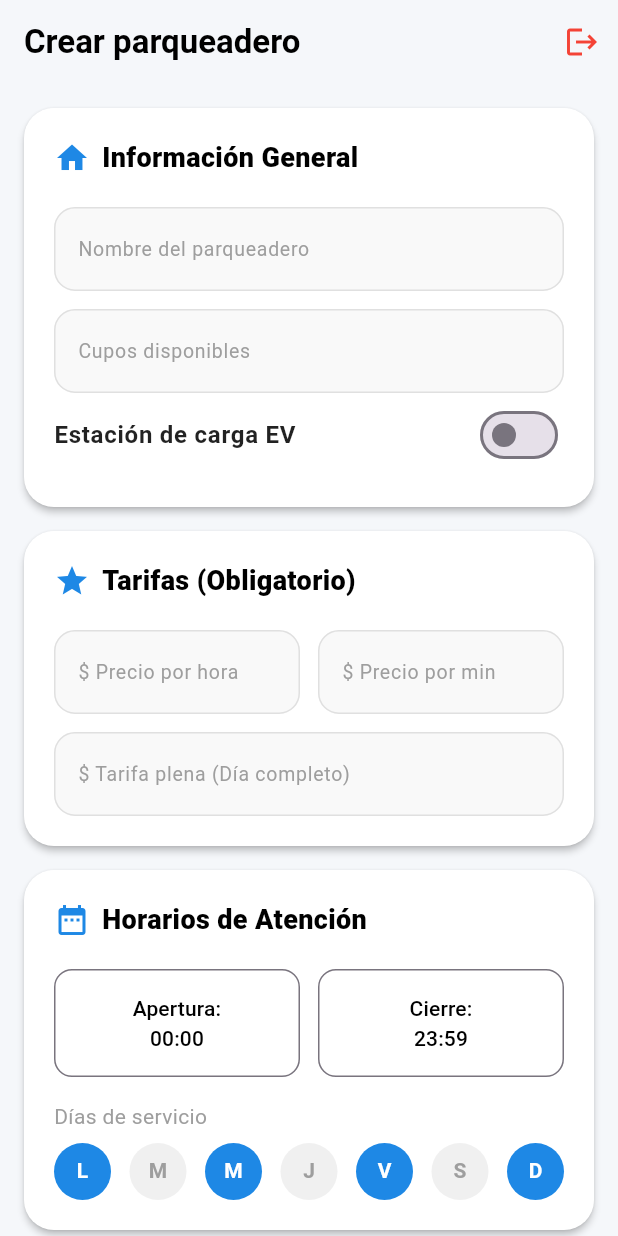
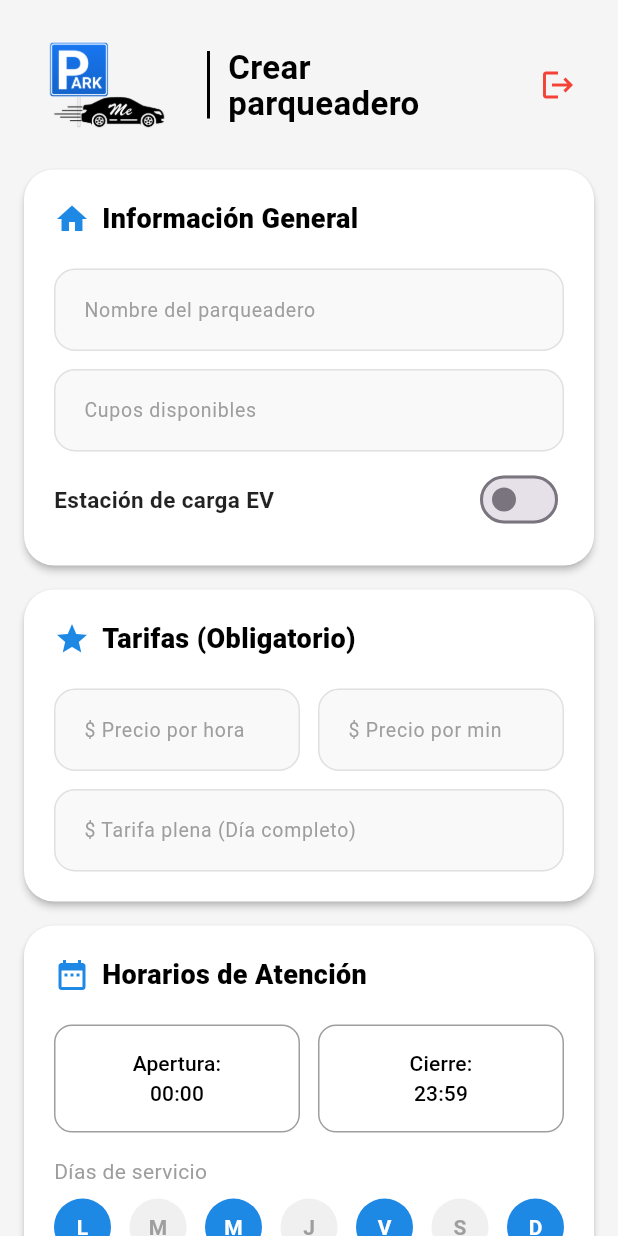
Before and after one commit to ICM2610G1/ParkMe, a Flutter app: the CreateParkingScreen screen opened directly, on a phone screen of 412 x 824 dp. Run offline on Flutter 3.47's test engine with Material 3 defaults, Android fonts, the phone set to English and light mode, and no system bars; our stand-ins replace cloud_firestore, firebase_auth, firebase_core, firebase_storage, geocoding, google_maps_flutter and 1 more; accounts and stored records are empty.

Commit message:
final bonnus part

```diff
--- a/lib/create_parking_screen.dart
+++ b/lib/create_parking_screen.dart
@@ -153,14 +153,35 @@ class _CreateParkingScreenState extends State<CreateParkingScreen> {
   @override
   Widget build(BuildContext context) {
     return Scaffold(
-      appBar: AppBar(
-        title: const Text(
-          "Crear parqueadero",
-          style: TextStyle(color: Colors.black, fontWeight: FontWeight.bold),
+      backgroundColor: const Color(0xFFF5F5F5),
+      body: SafeArea(
+        child: SingleChildScrollView(
+          padding: const EdgeInsets.symmetric(horizontal: 16.0, vertical: 24.0),
+          child: Column(
+            crossAxisAlignment: CrossAxisAlignment.start,
+            children: [
+              Row(
+                crossAxisAlignment: CrossAxisAlignment.center,
+                children: [
+                  Image.asset(
+                    'assets/logoparkme.png',
+                    width: 110,
+                    height: 65,
+                    fit: BoxFit.contain,
                   ),
-        backgroundColor: Colors.transparent,
-        elevation: 0,
-        actions: [
+                  const SizedBox(width: 12),
+                  Container(height: 45, width: 2, color: Colors.black),
+                  const SizedBox(width: 12),
+                  const Text(
+                    "Crear\nparqueadero",
+                    style: TextStyle(
+                      color: Colors.black,
+                      fontSize: 22,
+                      fontWeight: FontWeight.bold,
+                      height: 1.1,
+                    ),
+                  ),
+                  const Spacer(),
                   IconButton(
                     icon: const Icon(Icons.logout, color: Colors.red),
                     onPressed: () async {
@@ -173,34 +194,44 @@ class _CreateParkingScreenState extends State<CreateParkingScreen> {
                   ),
                 ],
               ),
-      body: SingleChildScrollView(
-        padding: const EdgeInsets.all(16.0),
-        child: Column(
+              const SizedBox(height: 24),
+
+              _buildFormSection("Información General", Icons.home, [
+                _buildModernTextField("Nombre del parqueadero", _nameCtrl),
+                const SizedBox(height: 12),
+                _buildModernTextField(
+                  "Cupos disponibles",
+                  _slotCtrl,
+                  TextInputType.number,
+                ),
+                const SizedBox(height: 8),
+                Row(
+                  mainAxisAlignment: MainAxisAlignment.spaceBetween,
                   children: [
-            _buildCard("Información General", Icons.home, [
-              _buildInput("Nombre del parqueadero", _nameCtrl),
-              const SizedBox(height: 12),
-              _buildInput("Cupos disponibles", _slotCtrl, TextInputType.number),
-              SwitchListTile(
-                title: const Text(
+                    const Text(
                       "Estación de carga EV",
                       style: TextStyle(
+                        fontSize: 15,
+                        color: Colors.black87,
                         fontWeight: FontWeight.w600,
-                    color: Colors.black87,
                       ),
                     ),
-                activeColor: const Color(0xFF1E88E5),
-                contentPadding: EdgeInsets.zero,
+                    Switch(
                       value: _electricCharges,
-                onChanged: (val) => setState(() => _electricCharges = val),
+                      onChanged: (val) =>
+                          setState(() => _electricCharges = val),
+                      activeColor: Colors.white,
+                      activeTrackColor: const Color(0xFF1E88E5),
+                    ),
+                  ],
                 ),
               ]),
 
-            _buildCard("Tarifas (Obligatorio)", Icons.star, [
+              _buildFormSection("Tarifas (Obligatorio)", Icons.star, [
                 Row(
                   children: [
                     Expanded(
-                    child: _buildInput(
+                      child: _buildModernTextField(
                         "\$ Precio por hora",
                         _priceHourCtrl,
                         TextInputType.number,
@@ -208,7 +239,7 @@ class _CreateParkingScreenState extends State<CreateParkingScreen> {
                     ),
                     const SizedBox(width: 12),
                     Expanded(
-                    child: _buildInput(
+                      child: _buildModernTextField(
                         "\$ Precio por min",
                         _priceMinCtrl,
                         TextInputType.number,
@@ -217,14 +248,14 @@ class _CreateParkingScreenState extends State<CreateParkingScreen> {
                   ],
                 ),
                 const SizedBox(height: 12),
-              _buildInput(
+                _buildModernTextField(
                   "\$ Tarifa plena (Día completo)",
                   _fixedPriceCtrl,
                   TextInputType.number,
                 ),
               ]),
 
-            _buildCard("Horarios de Atención", Icons.date_range, [
+              _buildFormSection("Horarios de Atención", Icons.date_range, [
                 Row(
                   children: [
                     Expanded(
@@ -234,12 +265,13 @@ class _CreateParkingScreenState extends State<CreateParkingScreen> {
                             borderRadius: BorderRadius.circular(12),
                           ),
                           padding: const EdgeInsets.symmetric(vertical: 16),
+                          foregroundColor: Colors.black,
+                          side: const BorderSide(color: Colors.grey),
                         ),
                         onPressed: () => _selectTime(context, true),
                         child: Text(
                           "Apertura:\n$_hourStart",
                           textAlign: TextAlign.center,
-                        style: const TextStyle(color: Colors.black),
                         ),
                       ),
                     ),
@@ -251,12 +283,13 @@ class _CreateParkingScreenState extends State<CreateParkingScreen> {
                             borderRadius: BorderRadius.circular(12),
                           ),
                           padding: const EdgeInsets.symmetric(vertical: 16),
+                          foregroundColor: Colors.black,
+                          side: const BorderSide(color: Colors.grey),
                         ),
                         onPressed: () => _selectTime(context, false),
                         child: Text(
                           "Cierre:\n$_hourFinish",
                           textAlign: TextAlign.center,
-                        style: const TextStyle(color: Colors.black),
                         ),
                       ),
                     ),
@@ -276,11 +309,16 @@ class _CreateParkingScreenState extends State<CreateParkingScreen> {
                       onTap: () => setState(
                         () => _selectedDays[index] = !_selectedDays[index],
                       ),
-                    child: CircleAvatar(
-                      radius: 19,
-                      backgroundColor: _selectedDays[index]
+                      child: Container(
+                        width: 38,
+                        height: 38,
+                        alignment: Alignment.center,
+                        decoration: BoxDecoration(
+                          shape: BoxShape.circle,
+                          color: _selectedDays[index]
                               ? const Color(0xFF1E88E5)
                               : const Color(0xFFF0F0F0),
+                        ),
                         child: Text(
                           days[index],
                           style: TextStyle(
@@ -297,51 +335,17 @@ class _CreateParkingScreenState extends State<CreateParkingScreen> {
                 ),
               ]),
 
-            _buildCard("Fotos del Parqueadero", Icons.camera_alt, [
-              ElevatedButton.icon(
-                onPressed: _pickParkingImages,
-                icon: const Icon(Icons.add_photo_alternate),
-                label: const Text("Añadir fotos"),
-                style: ElevatedButton.styleFrom(
-                  backgroundColor: Colors.grey[200],
-                  foregroundColor: Colors.black,
-                  elevation: 0,
-                ),
-              ),
+              _buildFormSection("Detalles y Multimedia", Icons.list, [
+                _buildModernTextField("Reglas del parqueadero", _termsCtrl),
                 const SizedBox(height: 12),
-              if (_parkingImages.isNotEmpty)
-                SizedBox(
-                  height: 80,
-                  child: ListView.builder(
-                    scrollDirection: Axis.horizontal,
-                    itemCount: _parkingImages.length,
-                    itemBuilder: (context, index) {
-                      return Padding(
-                        padding: const EdgeInsets.only(right: 8.0),
-                        child: ClipRRect(
-                          borderRadius: BorderRadius.circular(8),
-                          child: Image.file(
-                            _parkingImages[index],
-                            width: 80,
-                            height: 80,
-                            fit: BoxFit.cover,
-                          ),
-                        ),
-                      );
-                    },
-                  ),
-                ),
-            ]),
-
-            _buildCard("Detalles y Multimedia", Icons.list, [
-              _buildInput("Reglas del parqueadero", _termsCtrl),
-              const SizedBox(height: 16),
 
                 InkWell(
                   onTap: () async {
                     final result = await Navigator.push(
                       context,
-                    MaterialPageRoute(builder: (_) => const MapPickerScreen()),
+                      MaterialPageRoute(
+                        builder: (_) => const MapPickerScreen(),
+                      ),
                     );
                     if (result != null) {
                       setState(() {
@@ -404,18 +408,110 @@ class _CreateParkingScreenState extends State<CreateParkingScreen> {
                     ),
                   ),
                 ),
+                const SizedBox(height: 16),
+
+                Row(
+                  mainAxisAlignment: MainAxisAlignment.spaceBetween,
+                  children: [
+                    const Text(
+                      "Fotos",
+                      style: TextStyle(
+                        fontWeight: FontWeight.bold,
+                        fontSize: 15,
+                      ),
+                    ),
+                    Text(
+                      "${_parkingImages.length}/15",
+                      style: const TextStyle(color: Colors.grey, fontSize: 12),
+                    ),
+                  ],
+                ),
+                const SizedBox(height: 8),
+                SingleChildScrollView(
+                  scrollDirection: Axis.horizontal,
+                  child: Row(
+                    children: [
+                      ..._parkingImages.map(
+                        (file) => Padding(
+                          padding: const EdgeInsets.only(right: 12.0),
+                          child: ClipRRect(
+                            borderRadius: BorderRadius.circular(12),
+                            child: Image.file(
+                              file,
+                              width: 80,
+                              height: 80,
+                              fit: BoxFit.cover,
+                            ),
+                          ),
+                        ),
+                      ),
+                      if (_parkingImages.length < 15)
+                        GestureDetector(
+                          onTap: _pickParkingImages,
+                          child: Container(
+                            width: 80,
+                            height: 80,
+                            decoration: BoxDecoration(
+                              color: const Color(0xFF1E88E5).withOpacity(0.05),
+                              border: Border.all(
+                                color: const Color(0xFF1E88E5),
+                                width: 1.5,
+                              ),
+                              borderRadius: BorderRadius.circular(12),
+                            ),
+                            child: const Column(
+                              mainAxisAlignment: MainAxisAlignment.center,
+                              children: [
+                                Icon(Icons.add, color: Color(0xFF1E88E5)),
+                                Text(
+                                  "Añadir",
+                                  style: TextStyle(
+                                    color: Color(0xFF1E88E5),
+                                    fontSize: 10,
+                                    fontWeight: FontWeight.bold,
+                                  ),
+                                ),
+                              ],
+                            ),
+                          ),
+                        ),
+                    ],
+                  ),
+                ),
               ]),
 
-            const SizedBox(height: 10),
-            _isLoading
-                ? const CircularProgressIndicator()
-                : ElevatedButton(
-                    onPressed: _createParking,
-                    child: const Text(
+              const SizedBox(height: 24),
+
+              Center(
+                child: SizedBox(
+                  width: MediaQuery.of(context).size.width * 0.8,
+                  height: 54,
+                  child: ElevatedButton(
+                    onPressed: _isLoading ? null : _createParking,
+                    style: ElevatedButton.styleFrom(
+                      backgroundColor: const Color(0xFF1E88E5),
+                      shape: RoundedRectangleBorder(
+                        borderRadius: BorderRadius.circular(50),
+                      ),
+                      elevation: 0,
+                    ),
+                    child: _isLoading
+                        ? const SizedBox(
+                            width: 24,
+                            height: 24,
+                            child: CircularProgressIndicator(
+                              color: Colors.white,
+                              strokeWidth: 2,
+                            ),
+                          )
+                        : const Text(
                             "Crear Parqueadero",
                             style: TextStyle(
                               fontWeight: FontWeight.bold,
                               fontSize: 18,
+                              color: Colors.white,
+                            ),
+                          ),
                   ),
                 ),
               ),
@@ -423,10 +519,11 @@ class _CreateParkingScreenState extends State<CreateParkingScreen> {
             ],
           ),
         ),
+      ),
     );
   }
 
-  Widget _buildCard(String title, IconData icon, List<Widget> children) {
+  Widget _buildFormSection(String title, IconData icon, List<Widget> children) {
     return Card(
       color: Colors.white,
       shape: RoundedRectangleBorder(borderRadius: BorderRadius.circular(20)),
@@ -445,7 +542,7 @@ class _CreateParkingScreenState extends State<CreateParkingScreen> {
                   title,
                   style: const TextStyle(
                     fontSize: 18,
-                    fontWeight: FontWeight.w900,
+                    fontWeight: FontWeight.w800,
                     color: Colors.black,
                   ),
                 ),
@@ -459,7 +556,7 @@ class _CreateParkingScreenState extends State<CreateParkingScreen> {
     );
   }
 
-  Widget _buildInput(
+  Widget _buildModernTextField(
     String hint,
     TextEditingController ctrl, [
     TextInputType type = TextInputType.text,
@@ -467,11 +564,16 @@ class _CreateParkingScreenState extends State<CreateParkingScreen> {
     return TextField(
       controller: ctrl,
       keyboardType: type,
+      style: const TextStyle(fontSize: 15),
       decoration: InputDecoration(
         labelText: hint,
         labelStyle: const TextStyle(color: Colors.grey, fontSize: 13),
         filled: true,
         fillColor: const Color(0xFFF9F9F9),
+        contentPadding: const EdgeInsets.symmetric(
+          horizontal: 16,
+          vertical: 16,
+        ),
         border: OutlineInputBorder(
           borderRadius: BorderRadius.circular(14),
           borderSide: const BorderSide(color: Color(0xFFE0E0E0)),
```
Lines whose indentation alone changed are shown as unchanged.
